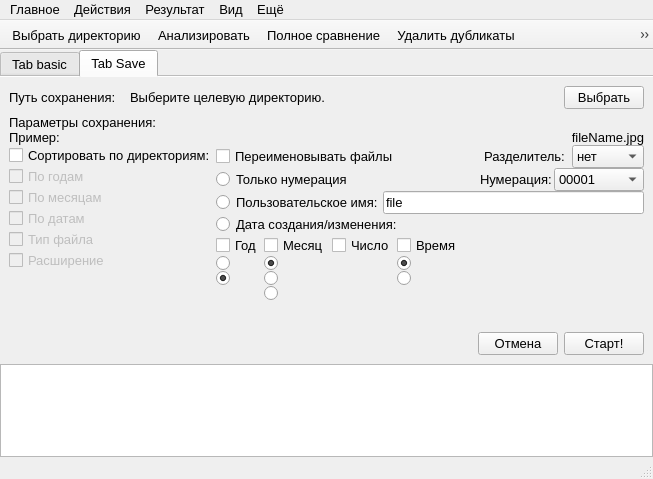
Above: mainwindow.ui from shurk4/Diplicate-cleaner before the change. Below: the same form after it.
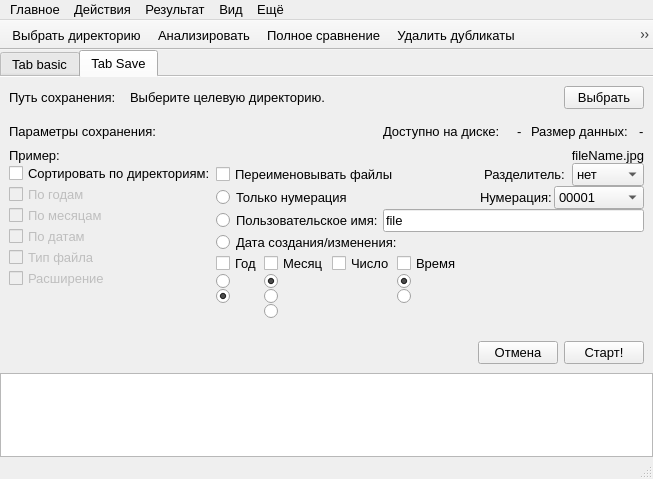
That is the form after the change.

Commit message: Added size counter and free space checking

Diff of the .ui file:
```diff
--- a/mainwindow.ui
+++ b/mainwindow.ui
@@ -883,6 +883,8 @@
             <number>0</number>
            </property>
            <item>
+            <layout class="QHBoxLayout" name="horizontalLayout_15">
+             <item>
             <widget class="QLabel" name="label_24">
              <property name="enabled">
               <bool>true</bool>
@@ -891,6 +893,55 @@
               <string>Параметры сохранения:</string>
              </property>
             </widget>
+             </item>
+             <item>
+              <spacer name="horizontalSpacer_6">
+               <property name="orientation">
+                <enum>Qt::Horizontal</enum>
+               </property>
+               <property name="sizeHint" stdset="0">
+                <size>
+                 <width>40</width>
+                 <height>20</height>
+                </size>
+               </property>
+              </spacer>
+             </item>
+             <item>
+              <widget class="QWidget" name="widgetFreeSpace" native="true">
+               <layout class="QHBoxLayout" name="horizontalLayout_21">
+                <item>
+                 <widget class="QLabel" name="label_26">
+                  <property name="text">
+                   <string>Доступно на диске:   </string>
+                  </property>
+                 </widget>
+                </item>
+                <item>
+                 <widget class="QLabel" name="labelAvailibleSpace">
+                  <property name="text">
+                   <string>-</string>
+                  </property>
+                 </widget>
+                </item>
+               </layout>
+              </widget>
+             </item>
+             <item>
+              <widget class="QLabel" name="label_22">
+               <property name="text">
+                <string>Размер данных:   </string>
+               </property>
+              </widget>
+             </item>
+             <item>
+              <widget class="QLabel" name="labelSizeToSave">
+               <property name="text">
+                <string>-</string>
+               </property>
+              </widget>
+             </item>
+            </layout>
            </item>
            <item>
             <layout class="QHBoxLayout" name="horizontalLayout_16">
```
Lines whose indentation alone changed are shown as unchanged. The commit also changes 6 other files.
